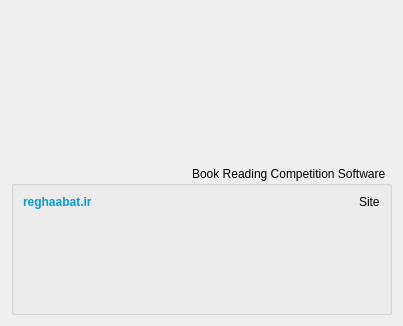
The window that Client/reghaabat/aboutdialog.ui (nournia/ketabkhaane) describes before a commit, drawn with Qt 5.
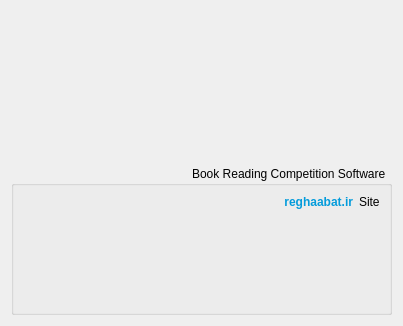
The same window after the commit. Icons and pictures are not drawn.

Commit message: fix reghaabat.ir link

```diff
--- a/Client/reghaabat/aboutdialog.ui
+++ b/Client/reghaabat/aboutdialog.ui
@@ -54,11 +54,14 @@
           <bold>true</bold>
          </font>
         </property>
-        <property name="styleSheet">
-         <string notr="true">color: #049cdb</string>
-        </property>
         <property name="text">
-         <string>reghaabat.ir</string>
+         <string>&lt;a href=&quot;http://reghaabat.ir&quot; style=&quot;color:#049cdb; text-decoration: none;&quot;&gt;reghaabat.ir&lt;/a&gt;</string>
+        </property>
+        <property name="alignment">
+         <set>Qt::AlignRight|Qt::AlignTrailing|Qt::AlignVCenter</set>
+        </property>
+        <property name="openExternalLinks">
+         <bool>true</bool>
         </property>
        </widget>
       </item>
```
